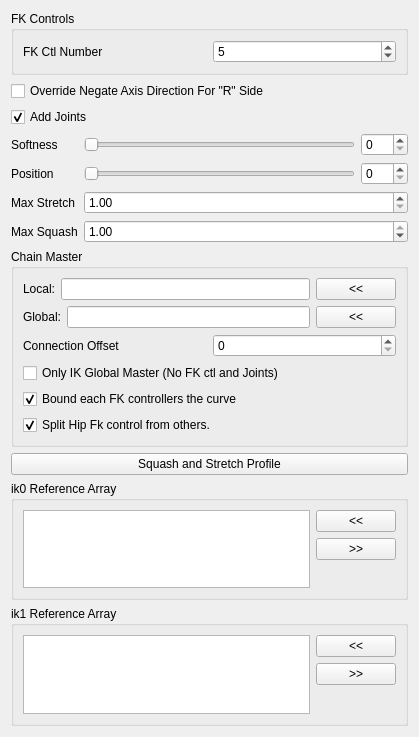
yamahigashi/mgear_shifter_components, file python/ymt_components/ymt_face_lip_01/settingsUI.ui: the form before one commit.
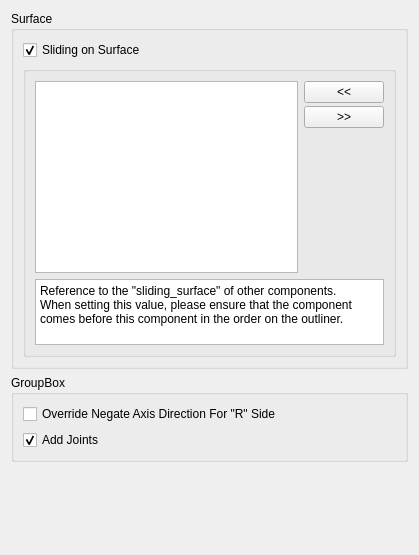
The form after the commit.

Diff of the .ui file:
```diff
--- a/python/ymt_components/ymt_face_lip_01/settingsUI.ui
+++ b/python/ymt_components/ymt_face_lip_01/settingsUI.ui
@@ -7,7 +7,7 @@
     <x>0</x>
     <y>0</y>
     <width>419</width>
-    <height>737</height>
+    <height>555</height>
    </rect>
   </property>
   <property name="windowTitle">
@@ -17,463 +17,191 @@
    <item>
     <widget class="QGroupBox" name="groupBox_3">
      <property name="title">
-      <string>FK Controls</string>
+      <string>Surface</string>
      </property>
-     <layout class="QGridLayout" name="gridLayout_4">
+     <layout class="QGridLayout" name="gridLayout_4" rowstretch="0,0,0,0">
+      <property name="sizeConstraint">
+       <enum>QLayout::SetDefaultConstraint</enum>
+      </property>
       <item row="0" column="0">
-       <layout class="QHBoxLayout" name="horizontalLayout_2">
-        <item>
-         <widget class="QLabel" name="ikNb_label">
-          <property name="text">
-           <string>FK Ctl Number</string>
-          </property>
-         </widget>
-        </item>
-        <item>
-         <widget class="QSpinBox" name="ikNb_spinBox">
-          <property name="minimum">
-           <number>2</number>
-          </property>
-          <property name="maximum">
-           <number>999</number>
-          </property>
-          <property name="value">
-           <number>5</number>
-          </property>
-         </widget>
-        </item>
-       </layout>
-      </item>
-     </layout>
-    </widget>
-   </item>
-   <item>
-    <widget class="QCheckBox" name="overrideNegate_checkBox">
-     <property name="text">
-      <string notr="true">Override Negate Axis Direction For &quot;R&quot; Side</string>
-     </property>
-    </widget>
-   </item>
-   <item>
-    <widget class="QCheckBox" name="addJoints_checkBox">
-     <property name="text">
-      <string notr="true">Add Joints</string>
-     </property>
-     <property name="checked">
-      <bool>true</bool>
-     </property>
-    </widget>
-   </item>
-   <item>
-    <layout class="QFormLayout" name="formLayout">
-     <property name="fieldGrowthPolicy">
-      <enum>QFormLayout::AllNonFixedFieldsGrow</enum>
-     </property>
-     <item row="0" column="0">
-      <widget class="QLabel" name="softness_label">
-       <property name="text">
-        <string>Softness</string>
-       </property>
-      </widget>
-     </item>
-     <item row="0" column="1">
-      <layout class="QHBoxLayout" name="horizontalLayout_3">
-       <item>
-        <widget class="QSlider" name="softness_slider">
-         <property name="minimumSize">
-          <size>
-           <width>0</width>
-           <height>15</height>
-          </size>
-         </property>
-         <property name="maximum">
-          <number>100</number>
-         </property>
-         <property name="orientation">
-          <enum>Qt::Horizontal</enum>
-         </property>
-        </widget>
-       </item>
-       <item>
-        <widget class="QSpinBox" name="softness_spinBox">
-         <property name="maximum">
-          <number>100</number>
-         </property>
-        </widget>
-       </item>
-      </layout>
-     </item>
-     <item row="1" column="0">
-      <widget class="QLabel" name="softness_label_2">
-       <property name="text">
-        <string>Position</string>
-       </property>
-      </widget>
-     </item>
-     <item row="1" column="1">
-      <layout class="QHBoxLayout" name="horizontalLayout_4">
-       <item>
-        <widget class="QSlider" name="position_slider">
-         <property name="minimumSize">
-          <size>
-           <width>0</width>
-           <height>15</height>
-          </size>
-         </property>
-         <property name="maximum">
-          <number>100</number>
-         </property>
-         <property name="orientation">
-          <enum>Qt::Horizontal</enum>
-         </property>
-        </widget>
-       </item>
-       <item>
-        <widget class="QSpinBox" name="position_spinBox">
-         <property name="maximum">
-          <number>100</number>
-         </property>
-        </widget>
-       </item>
-      </layout>
-     </item>
-     <item row="2" column="0">
-      <widget class="QLabel" name="maxStretch_label">
-       <property name="sizePolicy">
-        <sizepolicy hsizetype="MinimumExpanding" vsizetype="MinimumExpanding">
-         <horstretch>0</horstretch>
-         <verstretch>0</verstretch>
-        </sizepolicy>
-       </property>
-       <property name="text">
-        <string>Max Stretch</string>
-       </property>
-      </widget>
-     </item>
-     <item row="2" column="1">
-      <widget class="QDoubleSpinBox" name="maxStretch_spinBox">
-       <property name="sizePolicy">
-        <sizepolicy hsizetype="MinimumExpanding" vsizetype="Fixed">
-         <horstretch>0</horstretch>
-         <verstretch>0</verstretch>
-        </sizepolicy>
-       </property>
-       <property name="minimum">
-        <double>1.000000000000000</double>
-       </property>
-       <property name="singleStep">
-        <double>0.100000000000000</double>
-       </property>
-       <property name="value">
-        <double>1.000000000000000</double>
-       </property>
-      </widget>
-     </item>
-     <item row="3" column="0">
-      <widget class="QLabel" name="maxSquash_label">
-       <property name="sizePolicy">
-        <sizepolicy hsizetype="MinimumExpanding" vsizetype="MinimumExpanding">
-         <horstretch>0</horstretch>
-         <verstretch>0</verstretch>
-        </sizepolicy>
-       </property>
-       <property name="text">
-        <string>Max Squash</string>
-       </property>
-      </widget>
-     </item>
-     <item row="3" column="1">
-      <widget class="QDoubleSpinBox" name="maxSquash_spinBox">
-       <property name="sizePolicy">
-        <sizepolicy hsizetype="MinimumExpanding" vsizetype="Fixed">
-         <horstretch>0</horstretch>
-         <verstretch>0</verstretch>
-        </sizepolicy>
-       </property>
-       <property name="minimum">
-        <double>0.100000000000000</double>
-       </property>
-       <property name="maximum">
-        <double>1.000000000000000</double>
-       </property>
-       <property name="singleStep">
-        <double>0.100000000000000</double>
-       </property>
-       <property name="value">
-        <double>1.000000000000000</double>
-       </property>
-      </widget>
-     </item>
-    </layout>
-   </item>
-   <item>
-    <widget class="QGroupBox" name="groupBox_4">
-     <property name="sizePolicy">
-      <sizepolicy hsizetype="Minimum" vsizetype="Minimum">
-       <horstretch>0</horstretch>
-       <verstretch>0</verstretch>
-      </sizepolicy>
-     </property>
-     <property name="title">
-      <string>Chain Master</string>
-     </property>
-     <layout class="QGridLayout" name="gridLayout_5">
-      <item row="0" column="0">
-       <layout class="QHBoxLayout" name="horizontalLayout_5">
-        <item>
-         <widget class="QLabel" name="label">
-          <property name="text">
-           <string>Local:</string>
-          </property>
-         </widget>
-        </item>
-        <item>
-         <widget class="QLineEdit" name="masterLocal_lineEdit"/>
-        </item>
-        <item>
-         <widget class="QPushButton" name="masterLocal_pushButton">
-          <property name="text">
-           <string>&lt;&lt;</string>
-          </property>
-         </widget>
-        </item>
-       </layout>
+       <widget class="QCheckBox" name="isSlidingSurface">
+        <property name="text">
+         <string>Sliding on Surface</string>
+        </property>
+        <property name="checked">
+         <bool>true</bool>
+        </property>
+        <property name="tristate">
+         <bool>false</bool>
+        </property>
+       </widget>
       </item>
       <item row="1" column="0">
-       <layout class="QHBoxLayout" name="horizontalLayout_6">
-        <item>
-         <widget class="QLabel" name="label_3">
-          <property name="text">
-           <string>Global:</string>
-          </property>
-         </widget>
-        </item>
-        <item>
-         <widget class="QLineEdit" name="masterGlobal_lineEdit">
-          <property name="toolTip">
-           <string>&lt;html&gt;&lt;head/&gt;&lt;body&gt;&lt;p&gt;Global Master only connects to the IK controls&lt;/p&gt;&lt;/body&gt;&lt;/html&gt;</string>
-          </property>
-         </widget>
-        </item>
-        <item>
-         <widget class="QPushButton" name="masterGlobal_pushButton">
-          <property name="text">
-           <string>&lt;&lt;</string>
-          </property>
-         </widget>
-        </item>
-       </layout>
-      </item>
-      <item row="2" column="0">
-       <layout class="QHBoxLayout" name="horizontalLayout_7">
-        <item>
-         <widget class="QLabel" name="jntNb_label_3">
-          <property name="text">
-           <string>Connection Offset</string>
-          </property>
-         </widget>
-        </item>
-        <item>
-         <widget class="QSpinBox" name="cnxOffset_spinBox">
-          <property name="toolTip">
-           <string>&lt;html&gt;&lt;head/&gt;&lt;body&gt;&lt;p&gt;Index value to offset the connection between the Master chains and the slave chain. For example if the slave chain need to start the rotation from the second segment of the master chain, the offset will be 1.&lt;/p&gt;&lt;p&gt;&lt;span style=&quot; font-weight:600;&quot;&gt;WARNING&lt;/span&gt;: If  connection is out of index, will fallback to connect to the latest section in the master&lt;/p&gt;&lt;/body&gt;&lt;/html&gt;</string>
-          </property>
-          <property name="minimum">
-           <number>0</number>
-          </property>
-          <property name="maximum">
-           <number>9999</number>
-          </property>
-          <property name="value">
-           <number>0</number>
-          </property>
-         </widget>
-        </item>
-       </layout>
-      </item>
-      <item row="3" column="0">
-       <widget class="QCheckBox" name="isGlobalMaster_checkBox">
-        <property name="toolTip">
-         <string>&lt;html&gt;&lt;head/&gt;&lt;body&gt;&lt;p&gt;If the component is going to be only a Global Master the FK controls are not need. Also ensure that the Joints are not created (Override Add Joints option)&lt;/p&gt;&lt;/body&gt;&lt;/html&gt;</string>
+       <widget class="QGroupBox" name="ikRefArray_groupBox">
+        <property name="enabled">
+         <bool>true</bool>
         </property>
-        <property name="text">
-         <string notr="true">Only IK Global Master (No FK ctl and Joints)</string>
+        <property name="maximumSize">
+         <size>
+          <width>16777215</width>
+          <height>166</height>
+         </size>
         </property>
-        <property name="checked">
+        <property name="title">
+         <string/>
+        </property>
+        <property name="flat">
          <bool>false</bool>
         </property>
+        <layout class="QGridLayout" name="gridLayout_7" rowstretch="0,0,0" columnstretch="0">
+         <property name="sizeConstraint">
+          <enum>QLayout::SetMaximumSize</enum>
+         </property>
+         <item row="1" column="0">
+          <layout class="QHBoxLayout" name="ikRefArray_horizontalLayout_4">
+           <item>
+            <layout class="QVBoxLayout" name="ikRefArray_verticalLayout_7">
+             <item>
+              <widget class="QListWidget" name="surfaceReference_listWidget">
+               <property name="autoScroll">
+                <bool>false</bool>
+               </property>
+               <property name="showDropIndicator" stdset="0">
+                <bool>false</bool>
+               </property>
+               <property name="dragDropOverwriteMode">
+                <bool>false</bool>
+               </property>
+               <property name="dragDropMode">
+                <enum>QAbstractItemView::NoDragDrop</enum>
+               </property>
+               <property name="defaultDropAction">
+                <enum>Qt::CopyAction</enum>
+               </property>
+               <property name="alternatingRowColors">
+                <bool>true</bool>
+               </property>
+               <property name="selectionMode">
+                <enum>QAbstractItemView::ExtendedSelection</enum>
+               </property>
+               <property name="gridSize">
+                <size>
+                 <width>0</width>
+                 <height>0</height>
+                </size>
+               </property>
+               <property name="viewMode">
+                <enum>QListView::ListMode</enum>
+               </property>
+               <property name="selectionRectVisible">
+                <bool>false</bool>
+               </property>
+               <property name="currentRow">
+                <number>-1</number>
+               </property>
+              </widget>
+             </item>
+            </layout>
+           </item>
+           <item>
+            <layout class="QVBoxLayout" name="ikRefArray_verticalLayout_8">
+             <property name="spacing">
+              <number>3</number>
+             </property>
+             <item>
+              <widget class="QPushButton" name="surfaceReferenceAdd_pushButton">
+               <property name="text">
+                <string>&lt;&lt;</string>
+               </property>
+              </widget>
+             </item>
+             <item>
+              <widget class="QPushButton" name="surfaceReferenceRemove_pushButton">
+               <property name="text">
+                <string>&gt;&gt;</string>
+               </property>
+              </widget>
+             </item>
+             <item>
+              <spacer name="ikRefArray_verticalSpacer_4">
+               <property name="orientation">
+                <enum>Qt::Vertical</enum>
+               </property>
+               <property name="sizeHint" stdset="0">
+                <size>
+                 <width>20</width>
+                 <height>20</height>
+                </size>
+               </property>
+              </spacer>
+             </item>
+            </layout>
+           </item>
+          </layout>
+         </item>
+         <item row="2" column="0">
+          <widget class="QTextEdit" name="textEdit">
+           <property name="maximumSize">
+            <size>
+             <width>16777215</width>
+             <height>66</height>
+            </size>
+           </property>
+           <property name="focusPolicy">
+            <enum>Qt::NoFocus</enum>
+           </property>
+           <property name="contextMenuPolicy">
+            <enum>Qt::NoContextMenu</enum>
+           </property>
+           <property name="acceptDrops">
+            <bool>false</bool>
+           </property>
+           <property name="readOnly">
+            <bool>true</bool>
+           </property>
+           <property name="html">
+            <string>&lt;!DOCTYPE HTML PUBLIC &quot;-//W3C//DTD HTML 4.0//EN&quot; &quot;http://www.w3.org/TR/REC-html40/strict.dtd&quot;&gt;
+&lt;html&gt;&lt;head&gt;&lt;meta name=&quot;qrichtext&quot; content=&quot;1&quot; /&gt;&lt;meta charset=&quot;utf-8&quot; /&gt;&lt;style type=&quot;text/css&quot;&gt;
+p, li { white-space: pre-wrap; }
+hr { height: 1px; border-width: 0; }
+li.unchecked::marker { content: &quot;\2610&quot;; }
+li.checked::marker { content: &quot;\2612&quot;; }
+&lt;/style&gt;&lt;/head&gt;&lt;body style=&quot; font-family:'Segoe UI'; font-size:9pt; font-weight:400; font-style:normal;&quot;&gt;
+&lt;p style=&quot; margin-top:0px; margin-bottom:0px; margin-left:0px; margin-right:0px; -qt-block-indent:0; text-indent:0px;&quot;&gt;Reference to the &amp;quot;sliding_surface&amp;quot; of other components.&lt;/p&gt;
+&lt;p style=&quot; margin-top:0px; margin-bottom:0px; margin-left:0px; margin-right:0px; -qt-block-indent:0; text-indent:0px;&quot;&gt;When setting this value, please ensure that the component comes before this component in the order on the outliner.&lt;/p&gt;&lt;/body&gt;&lt;/html&gt;</string>
+           </property>
+          </widget>
+         </item>
+        </layout>
        </widget>
       </item>
-      <item row="4" column="0">
-       <widget class="QCheckBox" name="isBoundFkToCurve_checkBox">
-        <property name="toolTip">
-         <string>&lt;html&gt;&lt;head/&gt;&lt;body&gt;&lt;p&gt;If checked each controller is free from its parent xform.&lt;/p&gt;&lt;/body&gt;&lt;/html&gt;</string>
-        </property>
-        <property name="text">
-         <string notr="true">Bound each FK controllers the curve</string>
-        </property>
-        <property name="checked">
-         <bool>true</bool>
-        </property>
-       </widget>
-      </item>
-      <item row="5" column="0">
-       <widget class="QCheckBox" name="isPlanetaryIkBindToGlobal_checkBox">
-        <property name="toolTip">
-         <string>&lt;html&gt;&lt;head/&gt;&lt;body&gt;&lt;p&gt;If checked each controller is free from its parent xform.&lt;/p&gt;&lt;/body&gt;&lt;/html&gt;</string>
-        </property>
-        <property name="text">
-         <string notr="true">Split Hip Fk control from others.</string>
-        </property>
-        <property name="checked">
-         <bool>true</bool>
-        </property>
-       </widget>
-      </item>
      </layout>
     </widget>
    </item>
    <item>
-    <widget class="QPushButton" name="ikProfile_pushButton">
-     <property name="text">
-      <string>Squash and Stretch Profile</string>
-     </property>
-    </widget>
-   </item>
-   <item>
-    <widget class="QGroupBox" name="ik0RefArray_groupBox">
+    <widget class="QGroupBox" name="groupBox">
      <property name="title">
-      <string>ik0 Reference Array</string>
+      <string>GroupBox</string>
      </property>
-     <layout class="QGridLayout" name="gridLayout_3">
-      <item row="0" column="0">
-       <layout class="QHBoxLayout" name="ik0RefArray_horizontalLayout">
+     <layout class="QHBoxLayout" name="horizontalLayout_2" stretch="0">
+      <item>
+       <layout class="QVBoxLayout" name="verticalLayout_3">
         <item>
-         <layout class="QVBoxLayout" name="ik0RefArray_verticalLayout_1">
-          <item>
-           <widget class="QListWidget" name="ik0RefArray_listWidget">
-            <property name="dragDropOverwriteMode">
-             <bool>true</bool>
-            </property>
-            <property name="dragDropMode">
-             <enum>QAbstractItemView::InternalMove</enum>
-            </property>
-            <property name="defaultDropAction">
-             <enum>Qt::MoveAction</enum>
-            </property>
-            <property name="alternatingRowColors">
-             <bool>true</bool>
-            </property>
-            <property name="selectionMode">
-             <enum>QAbstractItemView::ExtendedSelection</enum>
-            </property>
-            <property name="selectionRectVisible">
-             <bool>false</bool>
-            </property>
-           </widget>
-          </item>
-         </layout>
+         <widget class="QCheckBox" name="overrideNegate_checkBox">
+          <property name="text">
+           <string notr="true">Override Negate Axis Direction For &quot;R&quot; Side</string>
+          </property>
+         </widget>
         </item>
         <item>
-         <layout class="QVBoxLayout" name="ik0RefArray_verticalLayout_2">
-          <item>
-           <widget class="QPushButton" name="ik0RefArrayAdd_pushButton">
-            <property name="text">
-             <string>&lt;&lt;</string>
-            </property>
-           </widget>
-          </item>
-          <item>
-           <widget class="QPushButton" name="ik0RefArrayRemove_pushButton">
-            <property name="text">
-             <string>&gt;&gt;</string>
-            </property>
-           </widget>
-          </item>
-          <item>
-           <spacer name="ik0RefArray_verticalSpacer">
-            <property name="orientation">
-             <enum>Qt::Vertical</enum>
-            </property>
-            <property name="sizeHint" stdset="0">
-             <size>
-              <width>20</width>
-              <height>40</height>
-             </size>
-            </property>
-           </spacer>
-          </item>
-         </layout>
-        </item>
-       </layout>
-      </item>
-     </layout>
-    </widget>
-   </item>
-   <item>
-    <widget class="QGroupBox" name="ik1RefArray_groupBox">
-     <property name="title">
-      <string>ik1 Reference Array</string>
-     </property>
-     <layout class="QGridLayout" name="gridLayout_3">
-      <item row="0" column="0">
-       <layout class="QHBoxLayout" name="ik1RefArray_horizontalLayout">
-        <item>
-         <layout class="QVBoxLayout" name="ik1RefArray_verticalLayout_1">
-          <item>
-           <widget class="QListWidget" name="ik1RefArray_listWidget">
-            <property name="dragDropOverwriteMode">
-             <bool>true</bool>
-            </property>
-            <property name="dragDropMode">
-             <enum>QAbstractItemView::InternalMove</enum>
-            </property>
-            <property name="defaultDropAction">
-             <enum>Qt::MoveAction</enum>
-            </property>
-            <property name="alternatingRowColors">
-             <bool>true</bool>
-            </property>
-            <property name="selectionMode">
-             <enum>QAbstractItemView::ExtendedSelection</enum>
-            </property>
-            <property name="selectionRectVisible">
-             <bool>false</bool>
-            </property>
-           </widget>
-          </item>
-         </layout>
-        </item>
-        <item>
-         <layout class="QVBoxLayout" name="ik1RefArray_verticalLayout_2">
-          <item>
-           <widget class="QPushButton" name="ik1RefArrayAdd_pushButton">
-            <property name="text">
-             <string>&lt;&lt;</string>
-            </property>
-           </widget>
-          </item>
-          <item>
-           <widget class="QPushButton" name="ik1RefArrayRemove_pushButton">
-            <property name="text">
-             <string>&gt;&gt;</string>
-            </property>
-           </widget>
-          </item>
-          <item>
-           <spacer name="ik1RefArray_verticalSpacer">
-            <property name="orientation">
-             <enum>Qt::Vertical</enum>
-            </property>
-            <property name="sizeHint" stdset="0">
-             <size>
-              <width>20</width>
-              <height>40</height>
-             </size>
-            </property>
-           </spacer>
-          </item>
-         </layout>
+         <widget class="QCheckBox" name="addJoints_checkBox">
+          <property name="text">
+           <string notr="true">Add Joints</string>
+          </property>
+          <property name="checked">
+           <bool>true</bool>
+          </property>
+         </widget>
         </item>
        </layout>
       </item>
```
